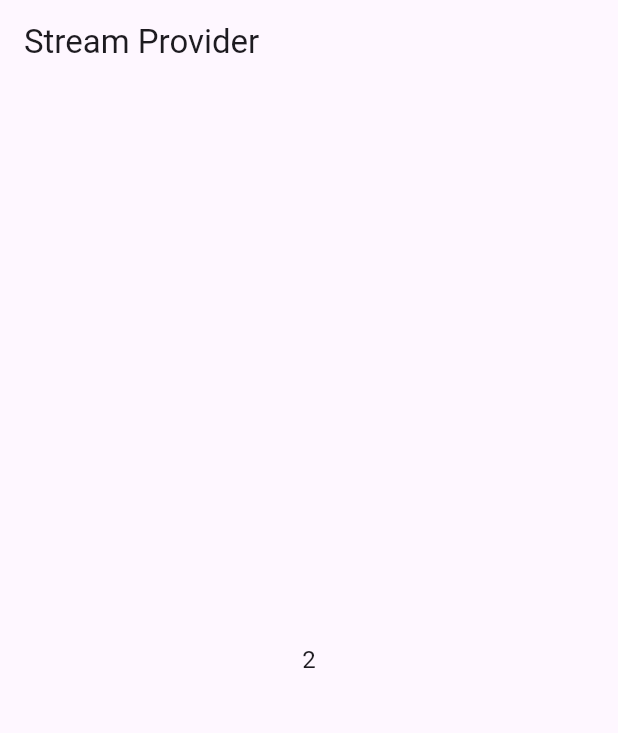
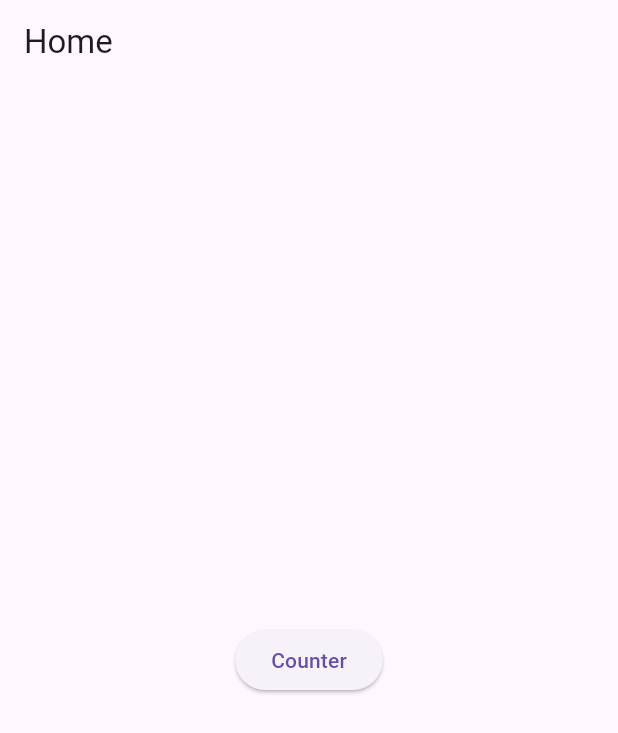
Before and after one commit to Sunilpore/Sample-Projects, a Flutter app: the screen it shows after launch, on a phone screen of 412 x 824 dp. Shown: the top 733 px of the screen. Run offline on Flutter 3.47's test engine with Material 3 defaults, Android fonts, the light colour scheme and no system bars; our stand-ins replace flutter_riverpod, go_router.

```diff
--- /dev/null
+++ b/lib/auto_disposable/home_page.dart
@@ -0,0 +1,25 @@
+import 'package:flutter/cupertino.dart';
+import 'package:flutter/material.dart';
+import 'package:go_router/go_router.dart';
+
+
+class HomePage extends StatelessWidget {
+
+  const HomePage({super.key});
+
+  @override
+  Widget build(BuildContext context) {
+
+    return Scaffold(
+      appBar: AppBar(title:  const Text("Home"),),
+      body: Center(
+        child: ElevatedButton(
+          onPressed: () {
+            context.push("/counter");
+    },
+          child: const Text("Counter"),
+      ),
+    ));
+  }
+
+}
--- a/lib/main.dart
+++ b/lib/main.dart
@@ -1,6 +1,10 @@
 import 'package:ekart/stream_provider/rv_stream_provider.dart';
 import 'package:flutter/material.dart';
 import 'package:flutter_riverpod/flutter_riverpod.dart';
+import 'package:go_router/go_router.dart';
+
+import 'auto_disposable/home_page.dart';
+import 'auto_disposable/counter_page.dart';
 
 
 
@@ -14,13 +18,18 @@ class MyApp extends StatelessWidget {
   Widget build(BuildContext context) {
     // TODO: implement build
 
-    return MaterialApp(
+    return MaterialApp.router(
       title: 'Flutter Demo',
       theme: ThemeData(
         primarySwatch: Colors.blue,
       ),
-      home: const CounterDemoPage(),
+      routerConfig: _router,
     );
   }
 
 }
+
+final GoRouter _router = GoRouter(routes: [
+  GoRoute(path: "/", builder: (context, state) => const HomePage()),
+  GoRoute(path: "/counter", builder: (context, state) => const CounterPage())
+]);
--- a/pubspec.yaml
+++ b/pubspec.yaml
@@ -31,6 +31,8 @@ dependencies:
   flutter:
     sdk: flutter
 
+  #Routing Navigation Library
+  go_router: ^14.2.0
 
   #Provider State Management
   flutter_riverpod: ^2.5.1
```
Also changed, not shown: lib/auto_disposable/counter_page.dart (added, +44 -0 lines), pubspec.lock, 1 other file.
